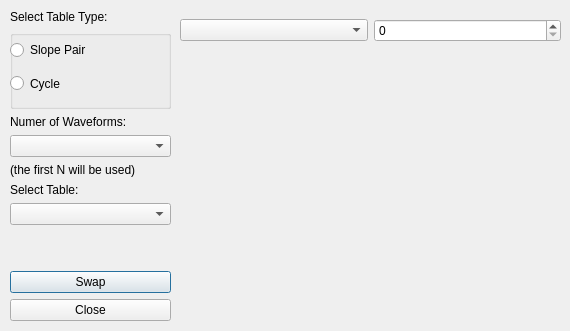
Old version of the form wavetable_browser.ui in the repository starlingcode/viaflash.
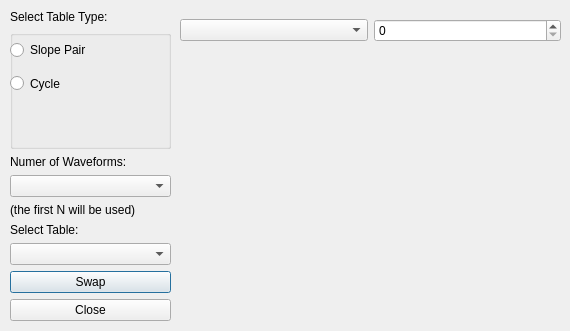
New version of the form.

What changed in the file:
```diff
--- a/wavetable_browser.ui
+++ b/wavetable_browser.ui
@@ -130,22 +130,6 @@
     <item>
      <widget class="QComboBox" name="selectTable"/>
     </item>
-    <item>
-     <spacer name="verticalSpacer_2">
-      <property name="orientation">
-       <enum>Qt::Vertical</enum>
-      </property>
-      <property name="sizeType">
-       <enum>QSizePolicy::Maximum</enum>
-      </property>
-      <property name="sizeHint" stdset="0">
-       <size>
-        <width>20</width>
-        <height>40</height>
-       </size>
-      </property>
-     </spacer>
-    </item>
     <item>
      <widget class="QPushButton" name="swapTable">
       <property name="text">
```
